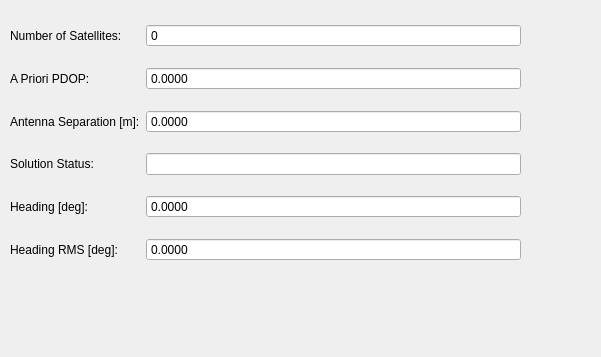
Before: the Qt Designer form src/lib/visualization/GAMSControl.ui in jmaye/libposlv, drawn with Qt 5; both pictures show x 0 to 601 and y 0 to 357 of the 930 by 800 pixel window.
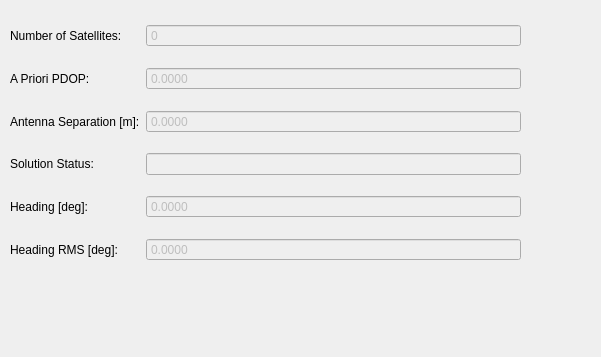
After: the same form once the commit is applied.

```diff
--- a/src/lib/visualization/GAMSControl.ui
+++ b/src/lib/visualization/GAMSControl.ui
@@ -32,6 +32,9 @@
     </item>
     <item row="0" column="1">
      <widget class="QSpinBox" name="satGAMSSpinBox">
+      <property name="enabled">
+       <bool>false</bool>
+      </property>
       <property name="readOnly">
        <bool>true</bool>
       </property>
@@ -52,6 +55,9 @@
     </item>
     <item row="2" column="1">
      <widget class="QDoubleSpinBox" name="antennaSpinBox">
+      <property name="enabled">
+       <bool>false</bool>
+      </property>
       <property name="readOnly">
        <bool>true</bool>
       </property>
@@ -85,6 +91,9 @@
     </item>
     <item row="4" column="1">
      <widget class="QDoubleSpinBox" name="headingSpinBox">
+      <property name="enabled">
+       <bool>false</bool>
+      </property>
       <property name="readOnly">
        <bool>true</bool>
       </property>
@@ -111,6 +120,9 @@
     </item>
     <item row="5" column="1">
      <widget class="QDoubleSpinBox" name="headingRMSSpinBox">
+      <property name="enabled">
+       <bool>false</bool>
+      </property>
       <property name="readOnly">
        <bool>true</bool>
       </property>
@@ -137,6 +149,9 @@
     </item>
     <item row="1" column="1">
      <widget class="QDoubleSpinBox" name="pdopSpinBox">
+      <property name="enabled">
+       <bool>false</bool>
+      </property>
       <property name="readOnly">
        <bool>true</bool>
       </property>
@@ -156,6 +171,9 @@
     </item>
     <item row="3" column="1">
      <widget class="QLineEdit" name="statusText">
+      <property name="enabled">
+       <bool>false</bool>
+      </property>
       <property name="readOnly">
        <bool>true</bool>
       </property>
```
